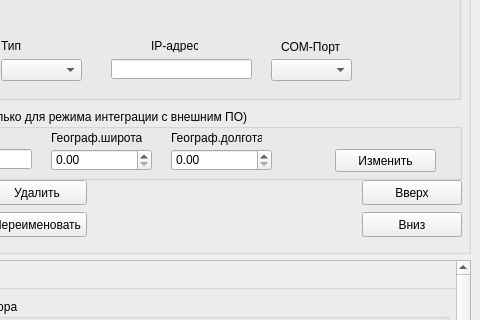
Above: m_cfg/MainWindowCFG.ui from xXRadioHeadXx/start7 before the change; both pictures show x 418 to 898 and y 274 to 594 of the 898 by 1056 pixel window. Below: the same form after it.
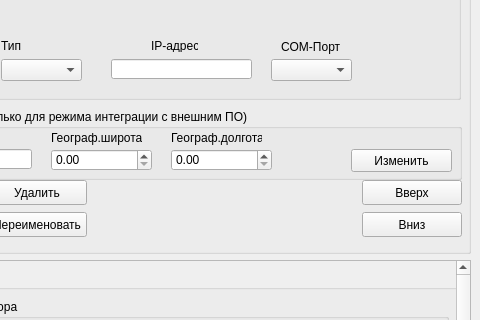
That is the form after the change. Icons and pictures are not drawn.

What changed in the file:
```diff
--- a/m_cfg/MainWindowCFG.ui
+++ b/m_cfg/MainWindowCFG.ui
@@ -2324,7 +2324,7 @@
        <widget class="QPushButton" name="pushButton_5">
         <property name="geometry">
          <rect>
-          <x>454</x>
+          <x>470</x>
           <y>40</y>
           <width>101</width>
           <height>23</height>
```
